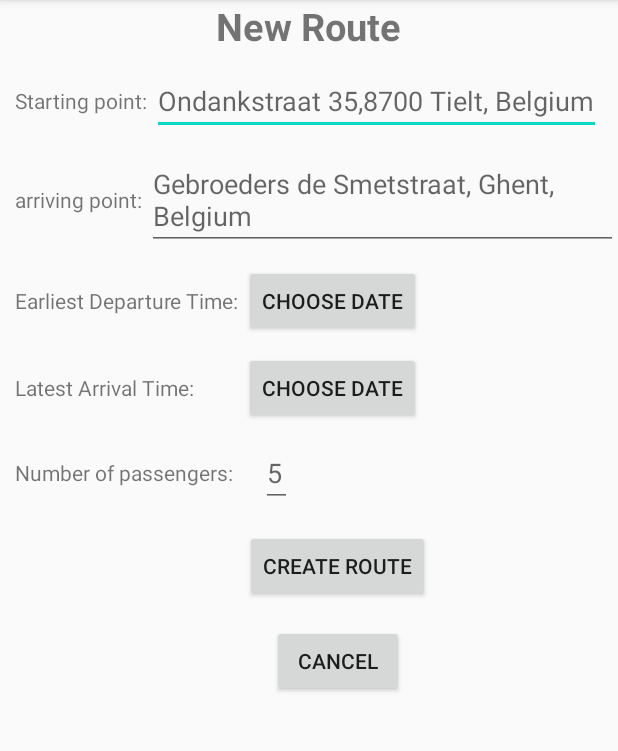
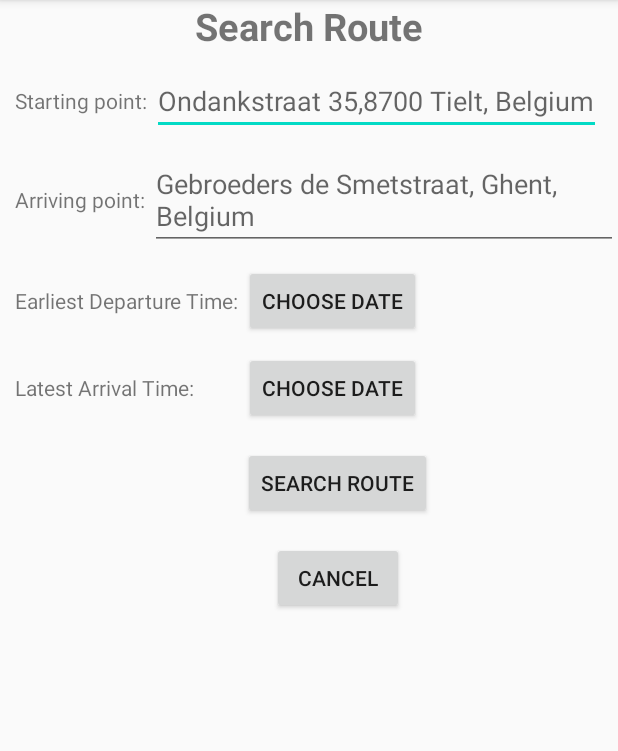
Before and after one commit to 442willem/BAPrideshareApp, an Android app: the activity_search_route screen opened directly, with no data from a screen before it, on a phone screen of 412 x 824 dp, the part 84-835 px from its top. Run offline under Robolectric (Android 15) with nearby library versions, the phone set to English and light mode, and no system bars; our stand-ins replace Volley; network calls fail.

Commit message:
search route

```diff
--- a/app/src/main/AndroidManifest.xml
+++ b/app/src/main/AndroidManifest.xml
@@ -17,7 +17,8 @@
         android:supportsRtl="true"
         android:theme="@style/AppTheme"
         android:usesCleartextTraffic="true">
-        <activity android:name=".activity_eindtijd"></activity>
+        <activity android:name=".activity_search_route"></activity>
+        <activity android:name=".activity_eindtijd" />
         <activity android:name=".activity_vertrektijd" />
         <activity android:name=".activity_create_route" />
         <!--
--- a/app/src/main/java/com/example/rideshareapp/activity_eindtijd.java
+++ b/app/src/main/java/com/example/rideshareapp/activity_eindtijd.java
@@ -23,7 +23,9 @@ public class activity_eindtijd extends AppCompatActivity {
     protected void onCreate(Bundle savedInstanceState) {
         super.onCreate(savedInstanceState);
         setContentView(R.layout.activity_eindtijd);
-        sp = getSharedPreferences("createRoute",MODE_PRIVATE);
+
+        sp = getSharedPreferences("searchRoute",MODE_PRIVATE);
+        if(!sp.getBoolean("searching",false))sp = getSharedPreferences("createRoute",MODE_PRIVATE);
         spEditor=sp.edit();
 
         date = (DatePicker) findViewById(R.id.datePicker_createRoute_eindtijd);
--- /dev/null
+++ b/app/src/main/java/com/example/rideshareapp/activity_search_route.java
@@ -0,0 +1,214 @@
+package com.example.rideshareapp;
+
+import androidx.appcompat.app.AppCompatActivity;
+
+import android.content.Intent;
+import android.content.SharedPreferences;
+import android.net.Uri;
+import android.os.Bundle;
+import android.util.Log;
+import android.view.View;
+import android.widget.Button;
+import android.widget.EditText;
+import android.widget.TextView;
+import android.widget.Toast;
+
+import com.android.volley.AuthFailureError;
+import com.android.volley.Request;
+import com.android.volley.RequestQueue;
+import com.android.volley.Response;
+import com.android.volley.VolleyError;
+import com.android.volley.toolbox.JsonObjectRequest;
+import com.android.volley.toolbox.Volley;
+import com.google.gson.Gson;
+
+import org.json.JSONException;
+import org.json.JSONObject;
+
+import java.util.HashMap;
+import java.util.Map;
+
+public class activity_search_route extends AppCompatActivity {
+
+    EditText vertrek;
+    EditText aankomst;
+
+    Button vertrektijd;
+    Button eindtijd;
+
+    Button cancel;
+    Button searchRoute;
+
+    TextView vertrektijdString;
+    TextView aankomsttijdString;
+
+    SharedPreferences sp;
+    SharedPreferences.Editor spEditor;
+
+    JSONObject route;
+
+    Gson json;
+
+    @Override
+    protected void onCreate(Bundle savedInstanceState) {
+        super.onCreate(savedInstanceState);
+        setContentView(R.layout.activity_search_route);
+
+        sp= getSharedPreferences("searchRoute",MODE_PRIVATE);
+        spEditor=sp.edit();
+
+
+        vertrek = (EditText) findViewById(R.id.editText_searchRoute_beginpunt);
+        aankomst = (EditText) findViewById(R.id.editText_searchRoute_aankomstpunt);
+        vertrektijd = (Button) findViewById(R.id.btn_searchRoute_begintijd);
+        eindtijd = (Button) findViewById(R.id.btn_searchRoute_eindtijd);
+
+        cancel = (Button) findViewById(R.id.btn_searchRoute_cancel);
+        searchRoute = (Button) findViewById(R.id.btn_searchRoute);
+
+        vertrektijdString = (TextView) findViewById(R.id.tv_searchRoute_begintijd);
+        aankomsttijdString = (TextView) findViewById(R.id.tv_searchRoute_eindtijd);
+
+        //checking if the previous route was created or cancelled
+        if(sp.getBoolean("searched",false)){
+            spEditor.clear().apply();
+        }
+        //if the user choose a date then fill the other data back in
+        else if(sp.getBoolean("tijdenVerandert",false)){
+            vertrek.setText(sp.getString("vertrek",""));
+            aankomst.setText(sp.getString("aankomst",""));
+            vertrektijdString.setText(sp.getString("vertrektijd",""));
+            aankomsttijdString.setText(sp.getString("eindtijd",""));
+            vertrek.setText(sp.getString("vertrek",""));
+            spEditor.putBoolean("tijdenVerandert",false).apply();
+        }
+
+        //saving all the route info and going to vertrektijd activity to choose a date
+        vertrektijd.setOnClickListener(new View.OnClickListener() {
+            @Override
+            public void onClick(View v) {
+                spEditor.putString("vertrek",vertrek.getText().toString()).apply();
+                spEditor.putString("aankomst",aankomst.getText().toString()).apply();
+                spEditor.putString("eindtijd",aankomsttijdString.getText().toString()).apply();
+
+                Intent vertrektijd = new Intent(activity_search_route.this, activity_vertrektijd.class);
+                startActivity(vertrektijd);
+            }
+        });
+
+        //saving all the route info and going to eindtijd activity to choose a date
+        eindtijd.setOnClickListener(new View.OnClickListener() {
+            @Override
+            public void onClick(View v) {
+                spEditor.putString("vertrek",vertrek.getText().toString()).apply();
+                spEditor.putString("aankomst",aankomst.getText().toString()).apply();
+                spEditor.putString("vertrektijd",vertrektijdString.getText().toString()).apply();
+
+                Intent eindtijd = new Intent(activity_search_route.this, activity_eindtijd.class);
+                startActivity(eindtijd);
+            }
+        });
+
+        //cancel button to go back to main menu
+        cancel.setOnClickListener(new View.OnClickListener() {
+            @Override
+            public void onClick(View v) {
+                spEditor.putBoolean("created",true);
+                Intent cancel = new Intent(activity_create_route.this,MainActivity.class);
+                startActivity(cancel);
+            }
+        });
+
+
+        //sending JSON object to server for creating route
+        searchRoute.setOnClickListener(new View.OnClickListener() {
+            @Override
+            public void onClick(View v) {
+                String beginpunt = vertrek.getText().toString();
+                String eindpunt = aankomst.getText().toString();
+                String begintijd = vertrektijdString.getText().toString();
+                String eindtijd = aankomsttijdString.getText().toString();
+
+
+                if(beginpunt == null || eindpunt == null || begintijd == null || eindtijd == null){
+                    Toast.makeText(activity_create_route.this,"Not everything is chosen",Toast.LENGTH_SHORT).show();
+                }
+                else {
+                    sp= getSharedPreferences("settings",MODE_PRIVATE);
+
+                    final String ACCESS_TOKEN = sp.getString("Token",null);
+                    final RequestQueue requestQueue = Volley.newRequestQueue(activity_create_route.this);
+
+
+                    Uri.Builder uriBuilder = new Uri.Builder();
+                    uriBuilder.scheme("http")
+                            .encodedAuthority("192.168.0.184:8080")
+                            .appendPath("G4REST")
+                            .appendPath("restApp")
+                            .appendPath("route_service")
+                            .appendPath("createRoute")
+                            .appendPath(sp.getString("login",null));
+
+                    final String url = uriBuilder.build().toString();
+
+                    json = new Gson();
+
+                    route = new JSONObject();
+
+                    int maxPers = 0;
+
+                    try {
+                        maxPers = Integer.parseInt(maxPersonen);
+                    } catch(NumberFormatException nfe) {
+                        System.out.println("Could not parse " + nfe);
+                    }
+
+                    try {
+                        route.put("beginpunt",beginpunt);
+                        route.put("eindpunt",eindpunt);
+                        route.put("maxPersonen",maxPers);
+                        route.put("eindtijdString",eindtijd);
+                        route.put("vertrektijdString",begintijd);
+
+                    } catch (JSONException e) {
+                        e.printStackTrace();
+                    }
+
+
+                    JsonObjectRequest requestAllRoutes = new JsonObjectRequest(Request.Method.POST, url,route, new Response.Listener<JSONObject>() {
+                        @Override
+                        public void onResponse(org.json.JSONObject response) {
+                            Gson json = new Gson();
+                            Log.d("CreateRoute",response.toString());
+                        }
+                    }, new Response.ErrorListener() {
+                        @Override
+                        public void onErrorResponse(VolleyError errore) {
+                            Toast.makeText(activity_create_route.this,"An error happened while creating your route",Toast.LENGTH_LONG).show();
+                        }
+                    }) {
+                        //authorization header
+                        @Override
+                        public Map<String, String> getHeaders() throws AuthFailureError {
+                            Map<String, String> params = new HashMap<String, String>();
+                            params.put("Content-Type", "application/json; charset=UTF-8");
+                            params.put("Authorization", ACCESS_TOKEN);
+                            return params;
+                        }};
+
+                    requestQueue.add(requestAllRoutes);
+
+                    spEditor.putBoolean("created",true);
+                    spEditor.putBoolean("succesCreate",true);
+                    Intent created = new Intent(activity_create_route.this,MainActivity.class);
+                    startActivity(created);
+
+                }
+            }
+        });
+
+
+
+    }
+
+}
--- a/app/src/main/java/com/example/rideshareapp/activity_vertrektijd.java
+++ b/app/src/main/java/com/example/rideshareapp/activity_vertrektijd.java
@@ -24,7 +24,8 @@ public class activity_vertrektijd extends AppCompatActivity {
         super.onCreate(savedInstanceState);
         setContentView(R.layout.activity_vertrektijd);
 
-        sp = getSharedPreferences("createRoute",MODE_PRIVATE);
+        sp = getSharedPreferences("searchRoute",MODE_PRIVATE);
+        if(!sp.getBoolean("searching",false))sp = getSharedPreferences("createRoute",MODE_PRIVATE);
         spEditor=sp.edit();
 
         date = (DatePicker) findViewById(R.id.datePicker_createRoute_vertrektijd);
--- a/app/src/main/res/layout/activity_create_route.xml
+++ b/app/src/main/res/layout/activity_search_route.xml
@@ -4,13 +4,13 @@
     xmlns:tools="http://schemas.android.com/tools"
     android:layout_width="match_parent"
     android:layout_height="match_parent"
-    tools:context=".activity_create_route"
+    tools:context=".activity_search_route"
     android:orientation="vertical"
     android:gravity="center_horizontal">
     <TextView
         android:layout_width="wrap_content"
         android:layout_height="wrap_content"
-        android:text="New Route"
+        android:text="Search Route"
         android:textStyle="bold"
         android:textSize="25dp" />
 
@@ -33,7 +33,7 @@
         <EditText
             android:layout_width="wrap_content"
             android:layout_height="wrap_content"
-            android:id="@+id/editText_createRoute_beginpunt"
+            android:id="@+id/editText_searchRoute_beginpunt"
             android:hint="Ondankstraat 35,8700 Tielt, Belgium"/>
 
     </LinearLayout>
@@ -49,13 +49,13 @@
         <TextView
             android:layout_width="wrap_content"
             android:layout_height="wrap_content"
-            android:text="arriving point: "
+            android:text="Arriving point: "
             />
 
         <EditText
             android:layout_width="wrap_content"
             android:layout_height="wrap_content"
-            android:id="@+id/editText_createRoute_aankomstpunt"
+            android:id="@+id/editText_searchRoute_aankomstpunt"
             android:hint="Gebroeders de Smetstraat, Ghent, Belgium"/>
 
     </LinearLayout>
@@ -78,13 +78,13 @@
         <Button
             android:layout_width="wrap_content"
             android:layout_height="wrap_content"
-            android:id="@+id/btn_createRoute_begintijd"
+            android:id="@+id/btn_searchRoute_begintijd"
             android:text="Choose Date"/>
 
         <TextView
             android:layout_width="wrap_content"
             android:layout_height="wrap_content"
-            android:id="@+id/tv_createRoute_begintijd"/>
+            android:id="@+id/tv_searchRoute_begintijd"/>
 
 
     </LinearLayout>
@@ -108,48 +108,25 @@
             android:layout_width="wrap_content"
             android:layout_height="wrap_content"
             android:layout_marginLeft="30dp"
-            android:id="@+id/btn_createRoute_eindtijd"
+            android:id="@+id/btn_searchRoute_eindtijd"
             android:text="Choose Date"/>
 
         <TextView
             android:layout_width="wrap_content"
             android:layout_height="wrap_content"
-            android:id="@+id/tv_createRoute_eindtijd"/>
+            android:id="@+id/tv_searchRoute_eindtijd"/>
 
     </LinearLayout>
 
-    <LinearLayout
-        android:layout_width="match_parent"
-        android:layout_height="wrap_content"
-        android:orientation="horizontal"
-        android:gravity="center_vertical"
-        android:paddingTop="10dp"
-        android:paddingLeft="10dp">
-
-        <TextView
-            android:layout_width="wrap_content"
-            android:layout_height="wrap_content"
-            android:text="Number of passengers: "
-            />
-
-        <EditText
-            android:layout_width="wrap_content"
-            android:layout_height="wrap_content"
-            android:hint="5"
-            android:layout_marginLeft="15dp"
-            android:inputType="number"
-            android:id="@+id/editText_createRoute_passengers"/>
-
-    </LinearLayout>
 
 
     <Button
         android:layout_width="wrap_content"
         android:layout_height="wrap_content"
-        android:text="Create Route"
+        android:text="Search Route"
         android:layout_marginTop="15dp"
         android:layout_marginLeft="19dp"
-        android:id="@+id/btn_createRoute"/>
+        android:id="@+id/btn_searchRoute"/>
 
 
     <Button
@@ -158,7 +135,7 @@
         android:text="Cancel"
         android:layout_marginTop="15dp"
         android:layout_marginLeft="19dp"
-        android:id="@+id/btn_createRoute_cancel"/>
+        android:id="@+id/btn_searchRoute_cancel"/>
 
 
 
```
